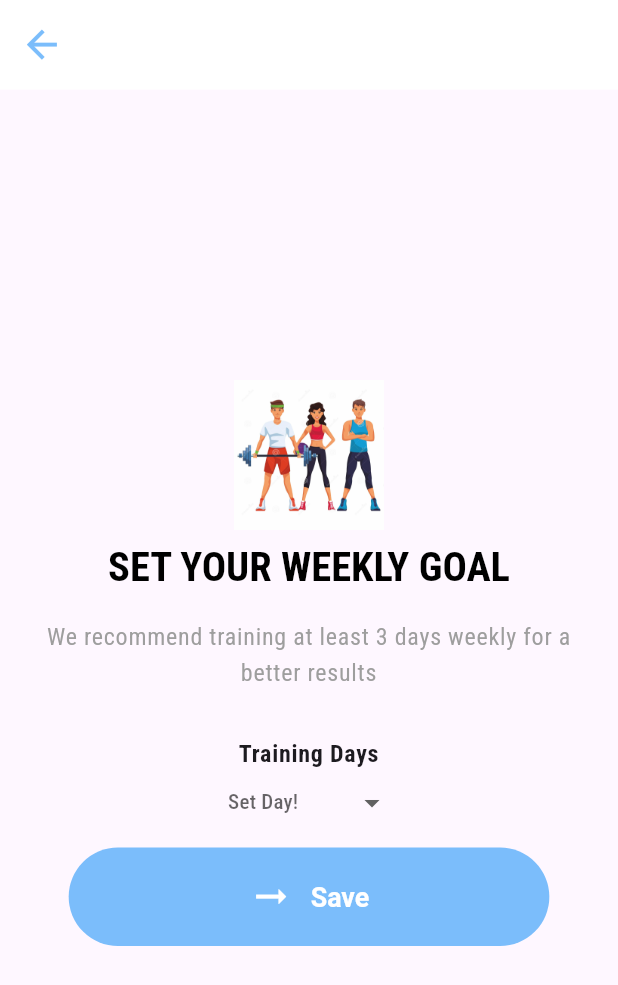
After one commit to adit3455/fitnessapp, a Flutter app: the HomePage screen opened by its route, after a tap on "Set weekly goal for your Workout to max!", on a phone screen of 412 x 824 dp. The commit adds this screen. Shown: the top 985 px of the screen. Run offline on Flutter 3.47's test engine with Material 2 defaults, Android fonts, the light colour scheme and no system bars; drawn by our look-alikes of dropdown_button2; our stand-ins replace card_loading, cloud_firestore, dartz, equatable, firebase_auth, firebase_core and 11 more; missing offline and left inert: onboarding; accounts and stored records are empty; generated files the repository leaves out were written again.

Commit message:
update feat Set Weekly Goal. 3/4 process

```diff
--- a/lib/blocs/calendar_implements_bloc/calendar_implements_bloc.dart
+++ b/lib/blocs/calendar_implements_bloc/calendar_implements_bloc.dart
@@ -20,6 +20,7 @@ class CalendarImplementsBloc
           calendarFormat: event.calendarFormat,
           selectedDay: event.timeNow));
     });
+
     on<ChangeDayFormat>((event, emit) {
       emit(ChangeCalendarFormat(
           timeNow: event.timeNow,
--- a/lib/blocs/my_training_bloc/my_training_bloc.dart
+++ b/lib/blocs/my_training_bloc/my_training_bloc.dart
@@ -10,7 +10,6 @@ part 'my_training_state.dart';
 class MyTrainingBloc extends Bloc<MyTrainingEvent, MyTrainingState> {
   final IsarMyTraining _isarMyTraining;
   List<ExerciseModel> lAccomodate = <ExerciseModel>[];
-  List<TrainingModel> lTrain = <TrainingModel>[];
 
   MyTrainingBloc({required IsarMyTraining isarMyTraining})
       : _isarMyTraining = isarMyTraining,
--- /dev/null
+++ b/lib/blocs/set_weekly_goal_bloc/set_weekly_goal_bloc.dart
@@ -0,0 +1,64 @@
+import 'package:fitness_app/models/done_exercise_model.dart';
+import 'package:fitness_app/models/set_weekly_goal_model.dart';
+import 'package:fitness_app/repository/firebase_exercise_module.dart/firebase_exercise_module.dart';
+import 'package:flutter_bloc/flutter_bloc.dart';
+import 'package:equatable/equatable.dart';
+
+import '../../config/calendar_config.dart';
+import '../../repository/isar_repo/isar_set_weekly.dart';
+
+part 'set_weekly_goal_event.dart';
+part 'set_weekly_goal_state.dart';
+
+class SetWeeklyGoalBloc extends Bloc<SetWeeklyGoalEvent, SetWeeklyGoalState> {
+  final FirebaseExerciseModule _firebaseExerciseModule;
+  final IsarSetWeekly _isarSetWeekly;
+  List<DoneExerciseModel> lDoneExercises = [];
+  String? selectedDay;
+
+  SetWeeklyGoalBloc(
+      {required FirebaseExerciseModule firebaseExerciseModule,
+      required IsarSetWeekly isarSetWeekly})
+      : _isarSetWeekly = isarSetWeekly,
+        _firebaseExerciseModule = firebaseExerciseModule,
+        super(SetWeeklyGoalLoading()) {
+    on<SetWeeklyGoalStarted>((event, emit) async {
+      emit(SetWeeklyGoalLoading());
+
+      final isarData = await _isarSetWeekly.getAllIsar();
+
+      if (isarData.isEmpty) {
+        emit(SetWeeklyGoalSetWeekState(selectedDay: selectedDay));
+      }
+      if (isarData.isNotEmpty) {
+        final data = await _firebaseExerciseModule.getDoneExercise();
+        data.fold((l) => lDoneExercises = l,
+            (r) => emit(SetWeeklyErrorMessage(message: r.message)));
+        final calendarConfig = CalendarConfig(l: lDoneExercises);
+
+        final mapDone = calendarConfig.listDoneToMap;
+
+        final eDoneThisWeek =
+            calendarConfig.getThisWeekDates(mapDone.keys.toList());
+
+        final totalDaySet = int.parse(isarData[0].daySet.substring(0, 1));
+
+        emit(SetWeeklyCalendar(
+            mapDone: mapDone,
+            eDoneThisWeek: eDoneThisWeek,
+            totalDaySet: totalDaySet));
+      }
+    });
+
+    on<SetWeeklyGoalSetup>((event, emit) {
+      emit(SetWeeklyGoalSetWeekState(selectedDay: event.selectedDay));
+    });
+
+    on<SaveWeeklyGoal>((event, emit) async {
+      emit(SetWeeklyGoalLoading());
+      final data = SetWeeklyGoalModel(daySet: event.daySet);
+      await _isarSetWeekly.saveIsar(data);
+      add(SetWeeklyGoalStarted());
+    });
+  }
+}
--- /dev/null
+++ b/lib/blocs/set_weekly_goal_bloc/set_weekly_goal_event.dart
@@ -0,0 +1,24 @@
+// ignore_for_file: public_member_api_docs, sort_constructors_first
+part of 'set_weekly_goal_bloc.dart';
+
+abstract class SetWeeklyGoalEvent extends Equatable {
+  const SetWeeklyGoalEvent();
+
+  @override
+  List<Object> get props => [];
+}
+
+class SetWeeklyGoalStarted extends SetWeeklyGoalEvent {}
+
+class SetWeeklyGoalSetup extends SetWeeklyGoalEvent {
+  final String selectedDay;
+  const SetWeeklyGoalSetup({required this.selectedDay});
+}
+
+class SaveWeeklyGoal extends SetWeeklyGoalEvent {
+  final String daySet;
+  const SaveWeeklyGoal({required this.daySet});
+
+  @override
+  List<Object> get props => [daySet];
+}
--- /dev/null
+++ b/lib/blocs/set_weekly_goal_bloc/set_weekly_goal_state.dart
@@ -0,0 +1,48 @@
+// ignore_for_file: public_member_api_docs, sort_constructors_first
+part of 'set_weekly_goal_bloc.dart';
+
+abstract class SetWeeklyGoalState extends Equatable {
+  const SetWeeklyGoalState();
+
+  @override
+  List<Object?> get props => [];
+}
+
+class SetWeeklyGoalLoading extends SetWeeklyGoalState {}
+
+class SetWeeklyGoalSetWeekState extends SetWeeklyGoalState {
+  final String? selectedDay;
+  const SetWeeklyGoalSetWeekState({this.selectedDay});
+  @override
+  List<Object?> get props => [selectedDay];
+
+  SetWeeklyGoalSetWeekState copyWith({
+    String? selectedDay,
+  }) {
+    return SetWeeklyGoalSetWeekState(
+      selectedDay: selectedDay ?? this.selectedDay,
+    );
+  }
+}
+
+class SetWeeklyErrorMessage extends SetWeeklyGoalState {
+  final String message;
+  const SetWeeklyErrorMessage({required this.message});
+  @override
+  List<Object> get props => [message];
+}
+
+class SetWeeklyCalendar extends SetWeeklyGoalState {
+  final Map<DateTime, List<DoneExerciseModel>> mapDone;
+  final int eDoneThisWeek;
+  final int totalDaySet;
+
+  const SetWeeklyCalendar({
+    required this.mapDone,
+    required this.eDoneThisWeek,
+    required this.totalDaySet,
+  });
+
+  @override
+  List<Object?> get props => [mapDone];
+}
--- a/lib/config/routes_config.dart
+++ b/lib/config/routes_config.dart
@@ -3,6 +3,7 @@ import 'package:fitness_app/pages/exercises_pages/start_exercise_page.dart';
 import 'package:fitness_app/pages/mytraining_pages/accomodate_training_page.dart';
 import 'package:fitness_app/pages/mytraining_pages/add_exercise.dart';
 import 'package:fitness_app/pages/mytraining_pages/mytraining_page.dart';
+import 'package:fitness_app/pages/set_weekly_goal_page.dart';
 import 'package:flutter/material.dart';
 import '../pages/auth_pages/login_page.dart';
 import '../pages/auth_pages/register_page.dart';
@@ -127,6 +128,10 @@ class AppRoutesConfig {
         return MaterialPageRoute(
             settings: const RouteSettings(name: '/accomodateExercises'),
             builder: (context) => const AccomodateExercisePage());
+      case '/setWeekly':
+        return MaterialPageRoute(
+            settings: const RouteSettings(name: '/setWeekly'),
+            builder: (context) => const SetWeeklyGoalPage());
       case '/exerciseDetail':
         return MaterialPageRoute(
             settings: const RouteSettings(name: '/exerciseDetail'),
--- /dev/null
+++ b/lib/models/set_weekly_goal_model.dart
@@ -0,0 +1,20 @@
+// ignore_for_file: public_member_api_docs, sort_constructors_first
+import 'package:isar/isar.dart';
+part 'set_weekly_goal_model.g.dart';
+
+@Collection()
+class SetWeeklyGoalModel {
+  String daySet;
+  final Id id;
+  SetWeeklyGoalModel({required this.daySet, this.id = Isar.autoIncrement});
+
+  @override
+  bool operator ==(covariant SetWeeklyGoalModel other) {
+    if (identical(this, other)) return true;
+
+    return other.daySet == daySet && other.id == id;
+  }
+
+  @override
+  int get hashCode => daySet.hashCode ^ id.hashCode;
+}
--- a/lib/pages/home_pages/home_page.dart
+++ b/lib/pages/home_pages/home_page.dart
@@ -1,7 +1,15 @@
+// ignore_for_file: public_member_api_docs, sort_constructors_first
+
+import 'package:fitness_app/blocs/set_weekly_goal_bloc/set_weekly_goal_bloc.dart';
+import 'package:fitness_app/widgets/calendar_custom_widget.dart';
 import 'package:flutter/material.dart';
+import 'package:flutter_bloc/flutter_bloc.dart';
 import 'package:flutter_screenutil/flutter_screenutil.dart';
 import 'package:intl/intl.dart';
 import 'package:persistent_bottom_nav_bar/persistent_tab_view.dart';
+
+import 'package:fitness_app/pages/set_weekly_goal_page.dart';
+
 import '../../utils/assets_util.dart';
 import '../../widgets/custom_card_homepage.dart';
 import '../../widgets/custom_container_button.dart';
@@ -24,7 +32,7 @@ class HomePage extends StatelessWidget {
         title: const TitleAppBar(leftText: "Fitness", rightText: "App"),
         actions: [
           IconButton(
-              onPressed: () {},
+              onPressed: () async {},
               icon: const Icon(Icons.notifications_active_outlined))
         ],
       ),
@@ -35,12 +43,33 @@ class HomePage extends StatelessWidget {
             crossAxisAlignment: CrossAxisAlignment.start,
             children: [
               SizedBox(height: 10.0.h),
-              const WeeklyReminderWidget(
-                  image: AssetsUtil.peopleExerciseForWeekly,
-                  title: "Set weekly goal for your Workout to max!",
-                  trailing: CustomContainerButton(
-                    iconData: Icons.add,
-                  )),
+              BlocBuilder<SetWeeklyGoalBloc, SetWeeklyGoalState>(
+                builder: (context, state) {
+                  if (state is SetWeeklyGoalLoading) {
+                    return const Center(child: CircularProgressIndicator());
+                  }
+                  if (state is SetWeeklyCalendar) {
+                    return CalendarCustomWidget(
+                        totalDaySet: state.totalDaySet,
+                        eDoneThisWeek: state.eDoneThisWeek,
+                        mapDone: state.mapDone);
+                  }
+                  if (state is SetWeeklyGoalSetWeekState) {
+                    return WeeklyReminderWidget(
+                        onTap: () => PersistentNavBarNavigator.pushNewScreen(
+                            context,
+                            screen: const SetWeeklyGoalPage(),
+                            withNavBar: false),
+                        image: AssetsUtil.peopleExerciseForWeekly,
+                        title: "Set weekly goal for your Workout to max!",
+                        trailing: const CustomContainerButton(
+                          iconData: Icons.add,
+                        ));
+                  }
+                  return const Text("Theres Something Wrong");
+                },
+              ),
+              SizedBox(height: 10.0.h),
               RowMainSpaceBetweenText(
                   left: "Today Workout Plan",
                   right: DateFormat.yMMMMEEEEd().format(DateTime.now())),
--- /dev/null
+++ b/lib/pages/set_weekly_goal_page.dart
@@ -0,0 +1,124 @@
+import 'package:dropdown_button2/dropdown_button2.dart';
+import 'package:fitness_app/blocs/set_weekly_goal_bloc/set_weekly_goal_bloc.dart';
+import 'package:fitness_app/utils/assets_util.dart';
+import 'package:fitness_app/widgets/custom_bold_title.dart';
+import 'package:fitness_app/widgets/custom_button_widget.dart';
+import 'package:flutter/material.dart';
+import 'package:flutter_bloc/flutter_bloc.dart';
+
+class SetWeeklyGoalPage extends StatelessWidget {
+  const SetWeeklyGoalPage({super.key});
+
+  @override
+  Widget build(BuildContext context) {
+    final List<String> daysValue = [
+      '1 Day',
+      '2 Day',
+      '3 Day',
+      '4 Day',
+      '5 Day',
+      '6 Day',
+      '7 Day'
+    ];
+
+    return BlocBuilder<SetWeeklyGoalBloc, SetWeeklyGoalState>(
+      builder: (context, state) {
+        return Scaffold(
+          appBar: AppBar(),
+          body: Center(
+            child: SingleChildScrollView(
+              child: Column(
+                mainAxisSize: MainAxisSize.max,
+                mainAxisAlignment: MainAxisAlignment.center,
+                children: [
+                  Image.asset(AssetsUtil.peopleExerciseForWeekly,
+                      height: 100, width: 100, fit: BoxFit.cover),
+                  const CustomBoldTitle(title: "SET YOUR WEEKLY GOAL"),
+                  const SizedBox(height: 10),
+                  SizedBox(
+                      width: 350,
+                      child: Text(
+                          "We recommend training at least 3 days weekly for a better results",
+                          textAlign: TextAlign.center,
+                          style: Theme.of(context)
+                              .textTheme
+                              .bodyLarge!
+                              .copyWith(color: Colors.grey))),
+                  const SizedBox(height: 30),
+                  if (state is SetWeeklyGoalSetWeekState) ...[
+                    Text("Training Days",
+                        textAlign: TextAlign.center,
+                        style: Theme.of(context)
+                            .textTheme
+                            .bodyLarge!
+                            .copyWith(fontWeight: FontWeight.bold)),
+                    DropdownButtonHideUnderline(
+                      child: DropdownButton2<String>(
+                        isExpanded: true,
+                        hint: Text(
+                          'Set Day!',
+                          style: TextStyle(
+                            fontSize: 14,
+                            color: Theme.of(context).hintColor,
+                          ),
+                        ),
+                        items: daysValue
+                            .map((String day) => DropdownMenuItem<String>(
+                                  value: day,
+                                  child: Text(
+                                    day,
+                                    style: const TextStyle(
+                                      fontSize: 14,
+                                    ),
+                                  ),
+                                ))
+                            .toList(),
+                        value: state.selectedDay,
+                        onChanged: (String? value) {
+                          context
+                              .read<SetWeeklyGoalBloc>()
+                              .add(SetWeeklyGoalSetup(selectedDay: value!));
+                        },
+                        buttonStyleData: const ButtonStyleData(
+                          padding: EdgeInsets.symmetric(horizontal: 16),
+                          height: 40,
+                          width: 140,
+                        ),
+                        menuItemStyleData: const MenuItemStyleData(
+                          height: 40,
+                        ),
+                      ),
+                    ),
+                  ],
+                  const SizedBox(height: 10.0),
+                  if (state is SetWeeklyGoalLoading) ...[
+                    const Center(child: CircularProgressIndicator())
+                  ],
+                  if (state is SetWeeklyGoalSetWeekState) ...[
+                    CustomButtonWidget(
+                      labelButton: "Save",
+                      icon: Icons.arrow_right_alt_outlined,
+                      onPressed: () {
+                        if ((state).selectedDay != null) {
+                          context.read<SetWeeklyGoalBloc>().add(
+                              SaveWeeklyGoal(daySet: (state).selectedDay!));
+                          Navigator.pushNamedAndRemoveUntil(
+                              context, '/', (route) => false);
+                        }
+                        if ((state).selectedDay == null) {
+                          ScaffoldMessenger.of(context).showSnackBar(
+                              const SnackBar(
+                                  content: Text("Set your weekly goal first")));
+                        }
+                      },
+                    )
+                  ]
+                ],
+              ),
+            ),
+          ),
+        );
+      },
+    );
+  }
+}
--- a/lib/widgets/weekly_reminder_home_widget.dart
+++ b/lib/widgets/weekly_reminder_home_widget.dart
@@ -9,8 +9,10 @@ class WeeklyReminderWidget extends StatelessWidget {
   final String title;
   final Widget? trailing;
   final BoxFit boxFit;
+  final void Function()? onTap;
 
   const WeeklyReminderWidget({
+    this.onTap,
     this.isAssetImage = true,
     required this.image,
     required this.title,
@@ -26,7 +28,7 @@ class WeeklyReminderWidget extends StatelessWidget {
       borderRadius: BorderRadius.circular(20.0.h),
       child: InkWell(
         borderRadius: BorderRadius.circular(20.0.h),
-        onTap: () {},
+        onTap: onTap,
         focusColor: AppUtils.gradientRightBackgroundColor,
         hoverColor: AppUtils.gradientRightBackgroundColor,
         splashColor: AppUtils.gradientRightBackgroundColor,
```
Also changed, not shown: lib/config/calendar_config.dart (+16 -0 lines), lib/main.dart (+9 -1 lines), lib/models/isarmodel/course.dart (deleted, +0 -16 lines), lib/models/isarmodel/isar_service.dart (deleted, +0 -57 lines), lib/models/isarmodel/student.dart (deleted, +0 -12 lines), lib/models/isarmodel/teacher.dart (deleted, +0 -13 lines), lib/pages/table_calendar_test.dart (deleted, +0 -143 lines), lib/repository/isar_repo/isar_set_weekly.dart (added, +45 -0 lines), lib/widgets/calendar_custom_widget.dart (added, +94 -0 lines), lib/models/isarmodel/course.g.dart (deleted), lib/models/isarmodel/student.g.dart (deleted), lib/models/isarmodel/teacher.g.dart (deleted), lib/models/set_weekly_goal_model.g.dart (added), lib/models/training_model.g.dart.
